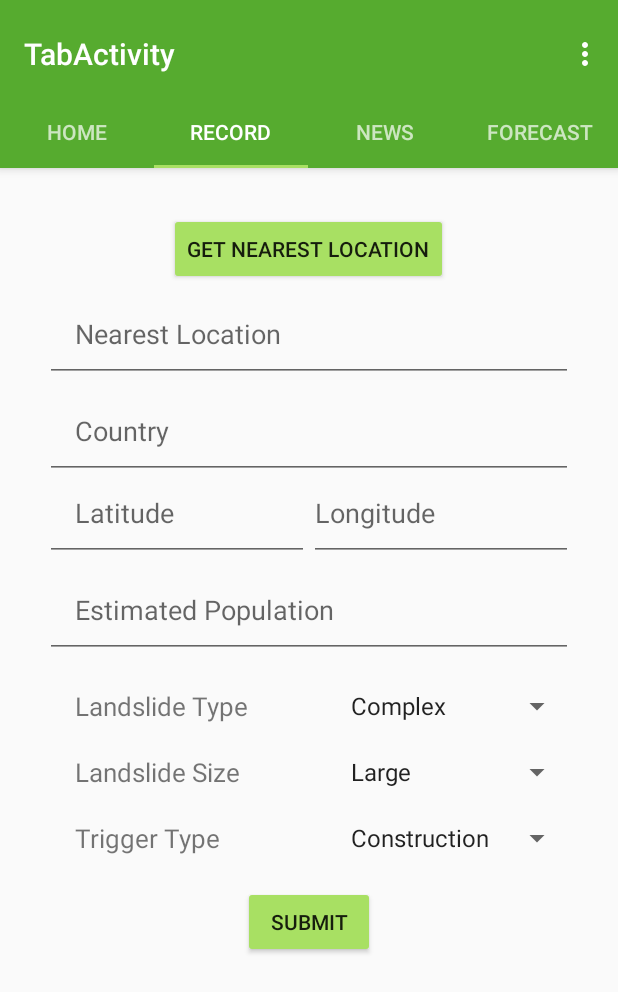
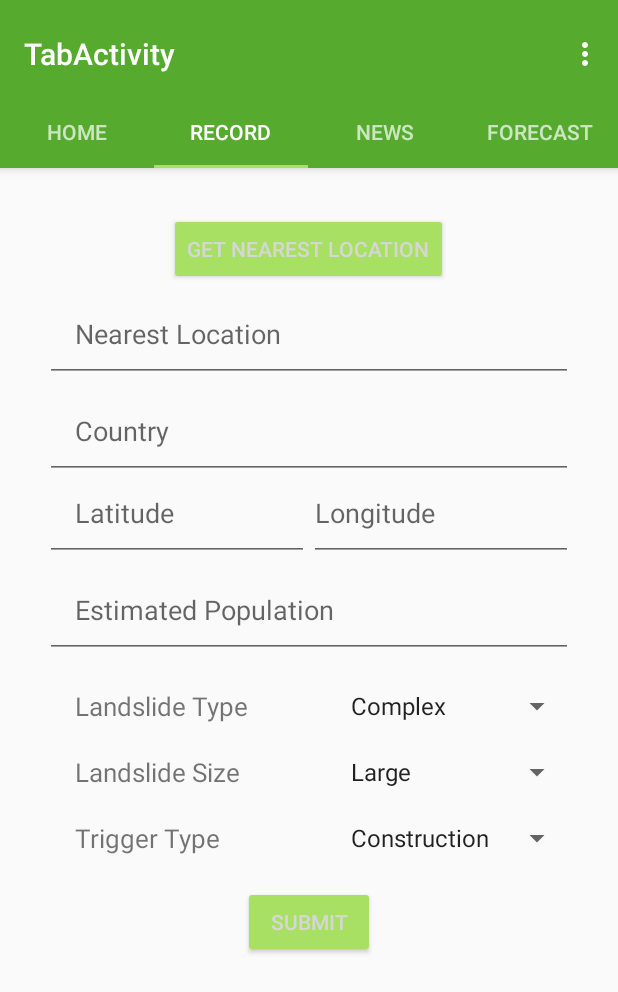
Before and after one commit to GeraldoAligoey/StrongLand, an Android app: the screen it shows after launch (TabActivity), tab 2 chosen, on a phone screen of 412 x 824 dp. Shown: the top 992 px of the screen. Run offline under Robolectric (Android 15) with nearby library versions, the phone set to English and light mode, and no system bars; libraries missing offline, so code that uses them is left out: com.twitter.sdk, io.fabric.sdk; network calls fail; 6 statements that could not run were skipped.

Commit message:
Small changes in layout

```diff
--- a/app/src/main/res/layout/activity_add_new_record.xml
+++ b/app/src/main/res/layout/activity_add_new_record.xml
@@ -18,7 +18,8 @@
         android:layout_gravity="center"
         android:backgroundTint="@color/colorAccent"
         android:onClick="openPicker"
-        android:text="Get Nearest Location" />
+        android:text="Get Nearest Location"
+        android:textColor="@color/tw__solid_white" />
 
     <EditText
         android:id="@+id/input_nearestLoc"
@@ -166,5 +167,6 @@
         android:layout_gravity="center"
         android:backgroundTint="@color/colorAccent"
         android:onClick="submitReport"
-        android:text="Submit" />
+        android:text="Submit"
+        android:textColor="@color/tw__solid_white" />
 </LinearLayout>
```
